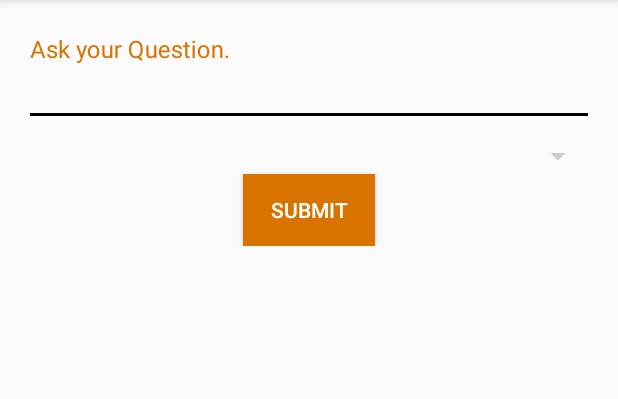
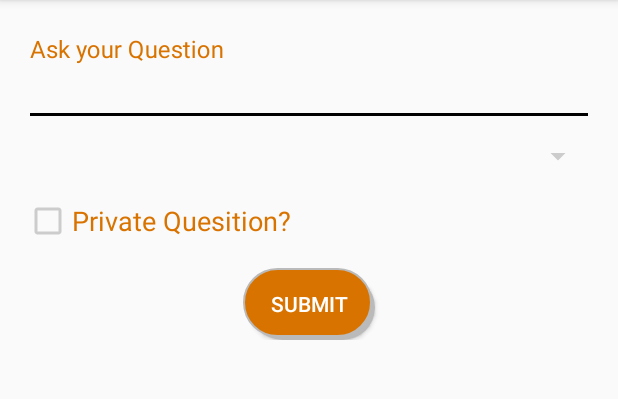
Before and after one commit to Navi-nk/Uask, an Android app: the AskQuestionActivity screen opened directly, with no data from a screen before it, on a phone screen of 412 x 824 dp, the part 84-483 px from its top. Run offline under Robolectric (Android 15) with nearby library versions, the phone set to English and light mode, and no system bars; our stand-ins replace ButterKnife; libraries missing offline, so code that uses them is left out: com.loopj.android, com.weiwangcn.betterspinner, cz.msebera.android; plain views replace MaterialBetterSpinner; 3 statements that could not run were skipped.

Commit message:
Lot of ui changes custom button style, custom elipses and others

```diff
--- a/app/src/main/java/com/ideascontest/navi/uask/AskQuestionActivity.java
+++ b/app/src/main/java/com/ideascontest/navi/uask/AskQuestionActivity.java
@@ -10,6 +10,7 @@ import android.util.Log;
 import android.view.View;
 import android.widget.ArrayAdapter;
 import android.widget.Button;
+import android.widget.CheckBox;
 import android.widget.EditText;
 import android.widget.TextView;
 import android.widget.Toast;
@@ -42,6 +43,8 @@ public class AskQuestionActivity extends AppCompatActivity {
     EditText _quesText;
     @InjectView(R.id.cat_spinner)
     MaterialBetterSpinner _categoryDropdown;
+    @InjectView(R.id.checkBox)
+    CheckBox privateFlag;
     @InjectView(R.id.question_submit)
     Button _submitButton;
 
@@ -58,10 +61,14 @@ public class AskQuestionActivity extends AppCompatActivity {
         super.onCreate(savedInstanceState);
         setContentView(R.layout.activity_ask_question);
         ButterKnife.inject(this);
+
+        Intent i = getIntent();
+        int catDropDownPosition = i.getIntExtra("position",-1);
+        Log.d("Position in Q",Integer.toString(catDropDownPosition));
         //get session object
         _session = new SessionManager(getApplicationContext());
         //populate category dropdown
-        populateCategorySpinner();
+        populateCategorySpinner(catDropDownPosition);
 
         //implement listener for question submit
         _submitButton.setOnClickListener(new View.OnClickListener() {
@@ -73,12 +80,18 @@ public class AskQuestionActivity extends AppCompatActivity {
         });
     }
 
-    private void populateCategorySpinner() {
+    private void populateCategorySpinner(int dropDownPosition) {
         ArrayAdapter<String> arrayAdapter = new ArrayAdapter<String>(this,
                 android.R.layout.simple_dropdown_item_1line, CATLIST);
         final MaterialBetterSpinner materialDesignSpinner = (MaterialBetterSpinner)
                 findViewById(R.id.cat_spinner);
         materialDesignSpinner.setAdapter(arrayAdapter);
+
+        if(dropDownPosition >= 0 && dropDownPosition < 6) {
+            materialDesignSpinner.setText(CATLIST[dropDownPosition]);
+            _categoryText = CATLIST[dropDownPosition];
+        }
+
         materialDesignSpinner.addTextChangedListener(new TextWatcher() {
             @Override
             public void beforeTextChanged(CharSequence charSequence, int i, int i1, int i2) {
@@ -116,14 +129,17 @@ public class AskQuestionActivity extends AppCompatActivity {
         progressDialog.setMessage("Submitting...");
         progressDialog.show();
 
+        String flag = (privateFlag.isChecked())? "true" :"false" ;
+        Log.d("flag",flag);
         RequestParams params = new RequestParams();
         params.put("question", _questionText);
         params.put("category", _categoryText);
-        params.put("flag", "0");
+        params.put("flag", flag);
         params.put("userId",userName);
 
         AsyncHttpClient client = new AsyncHttpClient();
-        client.get("http://192.168.0.114:8080/UaskServiceProvider/qfeed/askques", params, new AsyncHttpResponseHandler() {
+       // client.get("http://192.168.0.114:8080/UaskServiceProvider/qfeed/askques", params, new AsyncHttpResponseHandler() {
+        client.get("http://88ce57f3.ngrok.io/UaskServiceProvider/qfeed/askques", params, new AsyncHttpResponseHandler() {
             @Override
             public void onSuccess(int statusCode, Header[] headers, byte[] responseBody) {
                 try {
--- a/app/src/main/java/com/ideascontest/navi/uask/LoginActivity.java
+++ b/app/src/main/java/com/ideascontest/navi/uask/LoginActivity.java
@@ -110,8 +110,9 @@ public class LoginActivity extends AppCompatActivity {
         params.put("password", password);
 
         AsyncHttpClient client = new AsyncHttpClient();
-        client.get("http://192.168.0.114:8080/UaskServiceProvider/login/dologin", params, new AsyncHttpResponseHandler() {
+        //client.get("http://192.168.0.114:8080/UaskServiceProvider/login/dologin", params, new AsyncHttpResponseHandler() {
 //        client.get("http://172.27.242.165:8080/UaskServiceProvider/login/dologin", params, new AsyncHttpResponseHandler() {
+        client.get("http://88ce57f3.ngrok.io/UaskServiceProvider/login/dologin", params, new AsyncHttpResponseHandler() {
             @Override
             public void onSuccess(int statusCode, Header[] headers, byte[] responseBody) {
                 try {
--- a/app/src/main/java/com/ideascontest/navi/uask/NetworkUtils.java
+++ b/app/src/main/java/com/ideascontest/navi/uask/NetworkUtils.java
@@ -48,7 +48,7 @@ import javax.net.ssl.HttpsURLConnection;
 public class NetworkUtils {
 
     final static String BASE_URL =
-            "http://a8c45348.ngrok.io/UaskServiceProvider";
+            "http://88ce57f3.ngrok.io/UaskServiceProvider";
 
     final static String GET_ALL_QUESTIONS = BASE_URL+"/qfeed/getfeed";
     final static String GET_ALL_ANSWERS = BASE_URL+"/qfeed/getans";
--- a/app/src/main/java/com/ideascontest/navi/uask/SignupActivity.java
+++ b/app/src/main/java/com/ideascontest/navi/uask/SignupActivity.java
@@ -168,7 +168,8 @@ public class SignupActivity extends AppCompatActivity {
         params.put("faculty", _facultyText);
 
         AsyncHttpClient client = new AsyncHttpClient();
-        client.get("http://192.168.0.114:8080/UaskServiceProvider/signup/doregister", params, new AsyncHttpResponseHandler() {
+        //client.get("http://192.168.0.114:8080/UaskServiceProvider/signup/doregister", params, new AsyncHttpResponseHandler() {
+        client.get("88ce57f3.ngrok.io/UaskServiceProvider/signup/doregister", params, new AsyncHttpResponseHandler() {
             @Override
             public void onSuccess(int statusCode, Header[] headers, byte[] responseBody) {
                 try {
--- /dev/null
+++ b/app/src/main/res/drawable/button_setting.xml
@@ -0,0 +1,23 @@
+<selector xmlns:android="http://schemas.android.com/apk/res/android">
+    <item>
+        <layer-list>
+            <item android:left="5dp" android:top="5dp">
+                <shape>
+                    <corners android:radius="50dp" />
+                    <solid android:color="#BABABA" />
+                </shape>
+            </item>
+            <item android:bottom="2dp" android:right="2dp">
+                <shape>
+                    <gradient android:angle="270"
+                        android:endColor="@color/primaryOrange" android:startColor="@color/primaryOrange" />
+                    <stroke android:width="1dp" android:color="#BABABA" />
+                    <corners android:radius="51dp" />
+                    <padding android:bottom="10dp" android:left="10dp"
+                        android:right="10dp" android:top="10dp" />
+                </shape>
+            </item>
+        </layer-list>
+    </item>
+
+</selector>
--- a/app/src/main/res/layout/activity_about.xml
+++ b/app/src/main/res/layout/activity_about.xml
@@ -16,7 +16,7 @@
         android:id="@+id/iV" />
 
     <TextView
-        android:text="A place enables students to get answers to questions about anything and everything regarding university life."
+        android:text="A platform which enables students to get answers to their questions about anything and everything regarding university life."
         android:textStyle="bold"
         android:layout_width="wrap_content"
         android:layout_height="wrap_content"
--- a/app/src/main/res/layout/activity_ask_question.xml
+++ b/app/src/main/res/layout/activity_ask_question.xml
@@ -28,7 +28,7 @@
                 android:layout_width="match_parent"
                 android:layout_height="wrap_content"
                 android:inputType="text"
-                android:hint="Ask your Question."
+                android:hint="Ask your Question"
                 android:textColorLink="@color/iron" />
         </android.support.design.widget.TextInputLayout>
 
@@ -48,13 +48,23 @@
             />
 
         <!-- Signup Button -->
+        <CheckBox
+            android:text="Private Quesition?"
+            android:layout_width="match_parent"
+            android:layout_height="wrap_content"
+            android:layout_marginTop="15dp"
+            android:textColor="@color/primaryOrange"
+            android:textSize="18sp"
+            android:id="@+id/checkBox" />
+
         <android.support.v7.widget.AppCompatButton
             android:id="@+id/question_submit"
             android:layout_width="wrap_content"
             android:layout_height="wrap_content"
+            android:layout_marginTop="15dp"
             android:padding="12dp"
             android:textColor="@color/white"
-            android:background="@color/primaryOrange"
+            android:background="@drawable/button_setting"
             android:text="Submit"
             android:layout_alignParentStart="true"
             android:layout_gravity="center" />
--- a/app/src/main/res/layout/answer_list_item.xml
+++ b/app/src/main/res/layout/answer_list_item.xml
@@ -17,8 +17,6 @@
             android:layout_marginTop="10dp"
             android:textSize="20sp"
             android:id="@+id/textAnswer"
-            android:maxLines="3"
-            android:ellipsize="end"
             android:textStyle="bold" />
 
         <LinearLayout
@@ -42,14 +40,14 @@
                 android:textColor="@color/iron" />
 
         </LinearLayout>
-        <Button
+    <!--    <Button
             android:layout_width="wrap_content"
             android:layout_height="wrap_content"
             android:id="@+id/viewMore"
             android:text="View More"
             android:layout_gravity="right"
             android:layout_marginRight="10dp"
-            android:layout_marginBottom="10dp"/>
+            android:layout_marginBottom="10dp"/>-->
 
         <View
             android:layout_width="match_parent"
--- a/app/src/main/res/layout/app_bar_main_canvas.xml
+++ b/app/src/main/res/layout/app_bar_main_canvas.xml
@@ -22,14 +22,13 @@
 
     </android.support.design.widget.AppBarLayout>
 
-
     <android.support.design.widget.FloatingActionButton
         android:id="@+id/fab"
         android:layout_width="wrap_content"
         android:layout_height="wrap_content"
         android:layout_gravity="bottom|end"
         android:layout_margin="@dimen/fab_margin"
-        app:srcCompat="@drawable/askquestion"
+        app:srcCompat="@drawable/question_mark"
         app:backgroundTint="@color/primaryOrange" />
 
 </android.support.design.widget.CoordinatorLayout>
```
Also changed, not shown: app/src/main/java/com/ideascontest/navi/uask/MainAnswerAdapter.java (+33 -17 lines), app/src/main/java/com/ideascontest/navi/uask/MainCanvas.java (+81 -28 lines), app/src/main/res/layout/activity_post_answer.xml (+21 -6 lines), app/src/main/res/layout/question_list_item.xml (+8 -2 lines), app/src/main/res/drawable/answer_pen.png (added), app/src/main/res/drawable/askquestion.png, app/src/main/res/drawable/question_mark.png (added).
